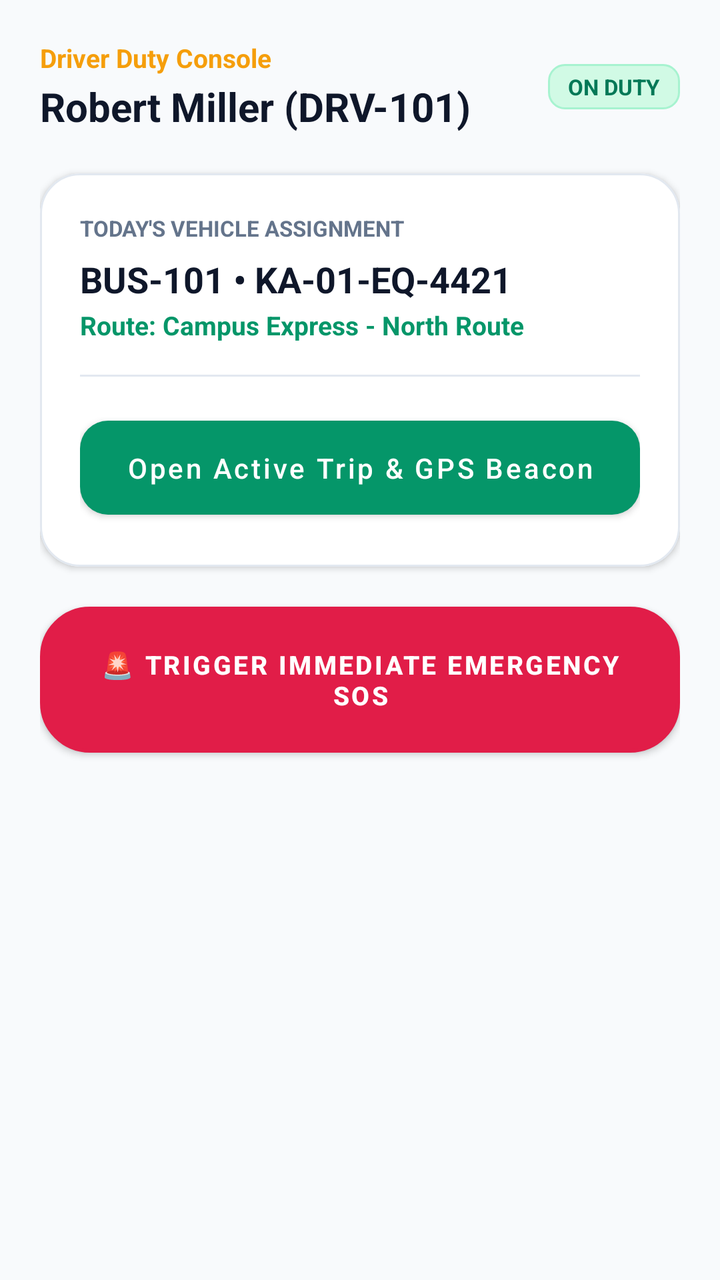
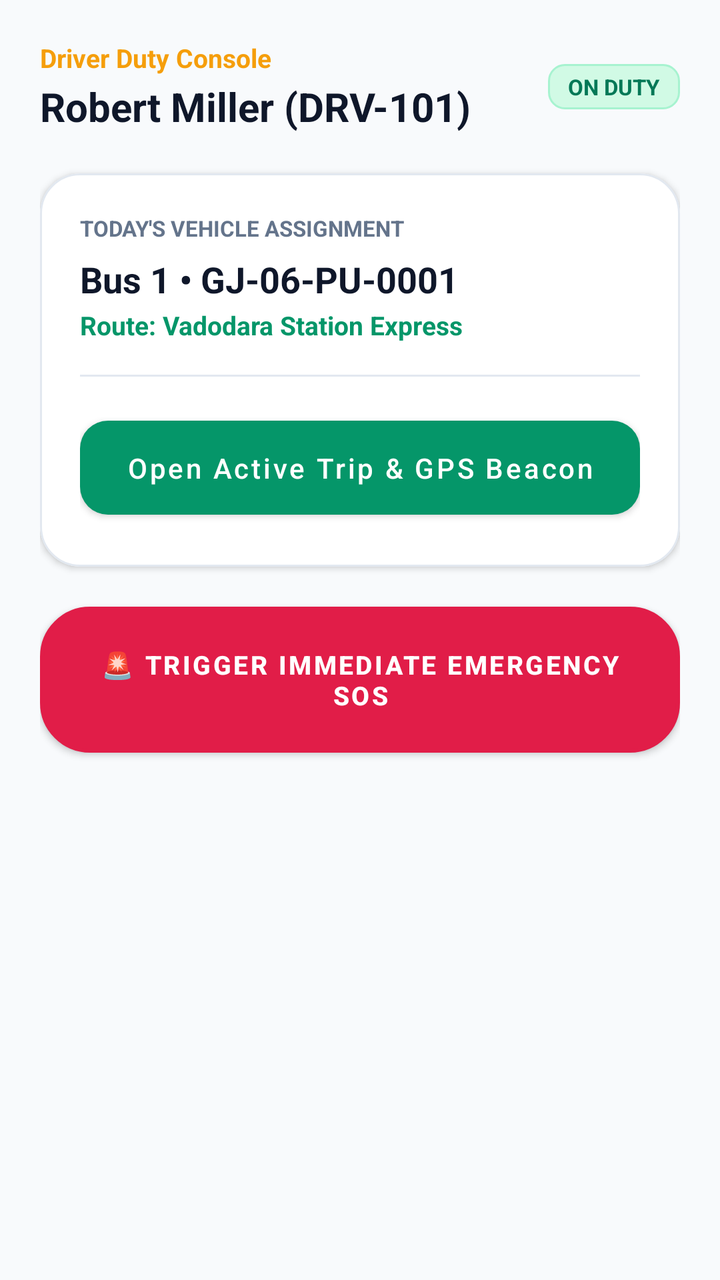

Two renders of the same Android screen: before a commit and after it. Below are the layout's source before the change and the commit's diff.
<!-- AndroidManifest.xml: application theme Theme.UniTrack -->
<!-- res/layout/fragment_driver_dashboard.xml -->
<?xml version="1.0" encoding="utf-8"?>
<ScrollView xmlns:android="http://schemas.android.com/apk/res/android"
    xmlns:app="http://schemas.android.com/apk/res-auto"
    android:layout_width="match_parent"
    android:layout_height="match_parent"
    android:background="@color/background"
    android:fillViewport="true">

    <LinearLayout
        android:layout_width="match_parent"
        android:layout_height="wrap_content"
        android:orientation="vertical"
        android:padding="20dp">

        
        <LinearLayout
            android:layout_width="match_parent"
            android:layout_height="wrap_content"
            android:gravity="center_vertical"
            android:orientation="horizontal">

            <LinearLayout
                android:layout_width="0dp"
                android:layout_height="wrap_content"
                android:layout_weight="1"
                android:orientation="vertical">

                <TextView
                    android:id="@+id/tvDriverDutyGreeting"
                    android:layout_width="wrap_content"
                    android:layout_height="wrap_content"
                    android:text="Driver Duty Console"
                    android:textColor="@color/accent"
                    android:textSize="13sp"
                    android:textStyle="bold" />

                <TextView
                    android:id="@+id/tvDriverName"
                    android:layout_width="wrap_content"
                    android:layout_height="wrap_content"
                    android:layout_marginTop="2dp"
                    android:text="Robert Miller (DRV-101)"
                    android:textColor="@color/text_primary"
                    android:textSize="20sp"
                    android:textStyle="bold" />
            </LinearLayout>

            <TextView
                android:id="@+id/tvDutyBadge"
                android:layout_width="wrap_content"
                android:layout_height="wrap_content"
                android:background="@drawable/bg_badge_emerald"
                android:paddingStart="10dp"
                android:paddingTop="4dp"
                android:paddingEnd="10dp"
                android:paddingBottom="4dp"
                android:text="ON DUTY"
                android:textColor="@color/primary_dark"
                android:textSize="11sp"
                android:textStyle="bold" />
        </LinearLayout>

        
        <com.google.android.material.card.MaterialCardView
            style="@style/Widget.UniTrack.Card"
            android:layout_width="match_parent"
            android:layout_height="wrap_content"
            android:layout_marginTop="20dp"
            app:cardCornerRadius="20dp">

            <LinearLayout
                android:layout_width="match_parent"
                android:layout_height="wrap_content"
                android:orientation="vertical"
                android:padding="20dp">

                <TextView
                    android:layout_width="wrap_content"
                    android:layout_height="wrap_content"
                    android:text="TODAY'S VEHICLE ASSIGNMENT"
                    android:textColor="@color/text_secondary"
                    android:textSize="11sp"
                    android:textStyle="bold" />

                <TextView
                    android:id="@+id/tvAssignedBusNumber"
                    android:layout_width="wrap_content"
                    android:layout_height="wrap_content"
                    android:layout_marginTop="6dp"
                    android:text="BUS-101 • KA-01-EQ-4421"
                    android:textColor="@color/text_primary"
                    android:textSize="18sp"
                    android:textStyle="bold" />

                <TextView
                    android:id="@+id/tvAssignedRouteName"
                    android:layout_width="wrap_content"
                    android:layout_height="wrap_content"
                    android:layout_marginTop="2dp"
                    android:text="Route: Campus Express - North Route"
                    android:textColor="@color/primary"
                    android:textSize="13sp"
                    android:textStyle="bold" />

                <View
                    android:layout_width="match_parent"
                    android:layout_height="1dp"
                    android:layout_marginTop="16dp"
                    android:layout_marginBottom="16dp"
                    android:background="@color/divider" />

                
                <com.google.android.material.button.MaterialButton
                    android:id="@+id/btnGoToTrip"
                    style="@style/Widget.UniTrack.Button.Primary"
                    android:layout_width="match_parent"
                    android:layout_height="wrap_content"
                    android:text="Open Active Trip &amp; GPS Beacon" />

            </LinearLayout>
        </com.google.android.material.card.MaterialCardView>

        
        <com.google.android.material.button.MaterialButton
            android:id="@+id/btnQuickEmergency"
            style="@style/Widget.UniTrack.Button.Danger"
            android:layout_width="match_parent"
            android:layout_height="wrap_content"
            android:layout_marginTop="20dp"
            android:background="@drawable/bg_sos_button"
            android:text="🚨 TRIGGER IMMEDIATE EMERGENCY SOS"
            android:textSize="13sp"
            android:textStyle="bold" />

    </LinearLayout>
</ScrollView>
<!-- resources referenced by this layout -->
<resources>
  <color name="accent">#F59E0B</color>
  <color name="background">#F8FAFC</color>
  <color name="divider">#E2E8F0</color>
  <color name="primary">#059669</color>
  <color name="primary_dark">#047857</color>
  <color name="text_primary">#0F172A</color>
  <color name="text_secondary">#64748B</color>
  <!-- drawable bg_badge_emerald (drawable) -->
  <?xml version="1.0" encoding="utf-8"?>
  <shape xmlns:android="http://schemas.android.com/apk/res/android"
      android:shape="rectangle">
      <corners android:radius="8dp" />
      <solid android:color="#D1FAE5" />
      <stroke android:width="1dp" android:color="#A7F3D0" />
  </shape>
  <!-- drawable bg_sos_button (drawable) -->
  <?xml version="1.0" encoding="utf-8"?>
  <ripple xmlns:android="http://schemas.android.com/apk/res/android"
      android:color="#FECDD3">
      <item>
          <shape android:shape="rectangle">
              <corners android:radius="24dp" />
              <gradient
                  android:angle="45"
                  android:startColor="#BE123C"
                  android:endColor="#E11D48"
                  android:type="linear" />
              <stroke
                  android:width="2dp"
                  android:color="#FDA4AF" />
          </shape>
      </item>
  </ripple>
  <style name="Widget.UniTrack.Button.Danger" parent="Widget.MaterialComponents.Button">
          <item name="backgroundTint">@color/danger</item>
          <item name="android:textColor">@color/pure_white</item>
          <item name="cornerRadius">14dp</item>
          <item name="android:textAllCaps">false</item>
          <item name="android:paddingTop">14dp</item>
          <item name="android:paddingBottom">14dp</item>
          <item name="android:fontFamily">sans-serif-medium</item>
      </style>
  <style name="Widget.UniTrack.Button.Primary" parent="Widget.MaterialComponents.Button">
          <item name="backgroundTint">@color/primary</item>
          <item name="android:textColor">@color/pure_white</item>
          <item name="cornerRadius">14dp</item>
          <item name="android:textAllCaps">false</item>
          <item name="android:paddingTop">14dp</item>
          <item name="android:paddingBottom">14dp</item>
          <item name="android:fontFamily">sans-serif-medium</item>
      </style>
  <style name="Widget.UniTrack.Card" parent="Widget.MaterialComponents.CardView">
          <item name="cardCornerRadius">20dp</item>
          <item name="cardElevation">2dp</item>
          <item name="cardBackgroundColor">@color/card_background</item>
          <item name="strokeColor">@color/border</item>
          <item name="strokeWidth">1dp</item>
      </style>
  <color name="danger">#E11D48</color>
  <color name="pure_white">#FFFFFF</color>
  <color name="card_background">#FFFFFF</color>
  <color name="border">#E2E8F0</color>
  <color name="secondary">#0F172A</color>
  <color name="secondary_light">#1E293B</color>
  <color name="surface">#FFFFFF</color>
  <color name="input_hint">#64748B</color>
  <color name="input_text">#0F172A</color>
  <style name="Widget.UniTrack.TextInputLayout" parent="Widget.MaterialComponents.TextInputLayout.OutlinedBox">
          <item name="boxStrokeColor">@color/primary</item>
          <item name="hintTextColor">@color/primary</item>
          <item name="android:textColorHint">@color/input_hint</item>
          <item name="boxBackgroundColor">@color/input_background</item>
          <item name="boxCornerRadiusTopStart">12dp</item>
          <item name="boxCornerRadiusTopEnd">12dp</item>
          <item name="boxCornerRadiusBottomStart">12dp</item>
          <item name="boxCornerRadiusBottomEnd">12dp</item>
      </style>
  <style name="Widget.UniTrack.EditText" parent="Widget.MaterialComponents.TextInputEditText.OutlinedBox">
          <item name="android:textColor">@color/input_text</item>
          <item name="android:textColorHint">@color/input_hint</item>
          <item name="android:textSize">14sp</item>
      </style>
  <color name="input_background">#FFFFFF</color>
  <!-- unchanged entries left out for length: 1 -->
</resources>

<!-- the commit's change to res/layout/fragment_driver_dashboard.xml (unified diff, before → after) -->
@@ -87,7 +87,7 @@
                     android:layout_width="wrap_content"
                     android:layout_height="wrap_content"
                     android:layout_marginTop="6dp"
-                    android:text="BUS-101 • KA-01-EQ-4421"
+                    android:text="Bus 1 • GJ-06-PU-0001"
                     android:textColor="@color/text_primary"
                     android:textSize="18sp"
                     android:textStyle="bold" />
@@ -97,7 +97,7 @@
                     android:layout_width="wrap_content"
                     android:layout_height="wrap_content"
                     android:layout_marginTop="2dp"
-                    android:text="Route: Campus Express - North Route"
+                    android:text="Route: Vadodara Station Express"
                     android:textColor="@color/primary"
                     android:textSize="13sp"
                     android:textStyle="bold" />
